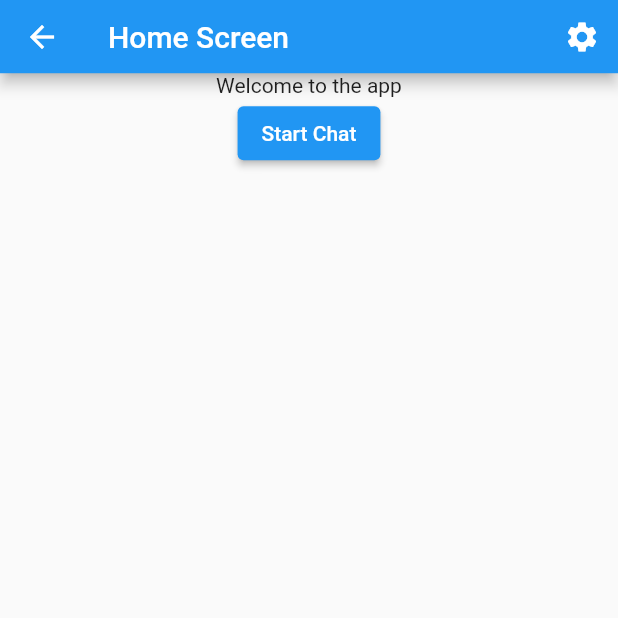
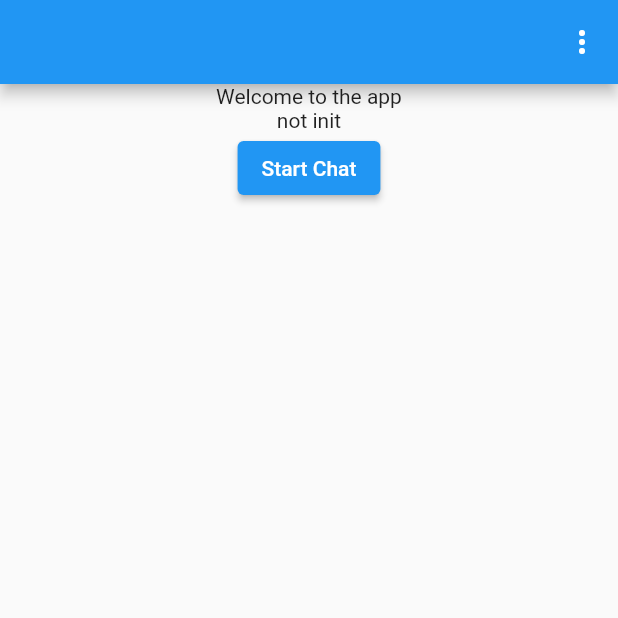
Before and after one commit to sasen98/chat_app_mobile, a Flutter app: the HomeScreen screen opened by its route, on a phone screen of 412 x 824 dp, the top half of it. Run offline on Flutter 3.47's test engine with Material 2 defaults, Android fonts, the phone set to English and light mode, and no system bars; our stand-ins replace bloc, cached_network_image, cloud_firestore, dartz, equatable, firebase_auth and 7 more; accounts and stored records are empty.

Commit message:
demo services

```diff
--- a/lib/auth/screen/signup_screen.dart
+++ b/lib/auth/screen/signup_screen.dart
@@ -26,6 +26,7 @@ class SignUpScreen extends StatelessWidget {
     if (_formKey.currentState!.validate()) {
       BlocProvider.of<AuthBloc>(ctx)
           .add(AuthSignUpEvent(email: email, password: password));
+      locator<NavigationService>().pushReplacementNamed(Routes.loginScreenRoute);
     }
   }
 
--- a/lib/home/home_screen.dart
+++ b/lib/home/home_screen.dart
@@ -1,31 +1,72 @@
 import 'package:chat_app/routes/routes.dart';
+import 'package:chat_app/services/demo_services.dart';
 import 'package:chat_app/services/locator_service.dart';
 import 'package:chat_app/services/navigation_service.dart';
 import 'package:chat_app/widgets/custom_appbar_widget.dart';
 import 'package:flutter/material.dart';
+import 'package:flutter_screenutil/flutter_screenutil.dart';
 
 class HomeScreen extends StatelessWidget {
-  const HomeScreen({super.key});
+  HomeScreen({super.key});
+  final GlobalKey<ScaffoldState> _scaffoldKey = GlobalKey();
 
   @override
   Widget build(BuildContext context) {
     return Scaffold(
-      appBar: const CustomAppbarWidget(
-        title: 'Home Screen',
+      appBar: AppBar(
+        automaticallyImplyLeading: false,
+        actions: [
+          IconButton(
+            onPressed: () {
+              if (_scaffoldKey.currentState!.isEndDrawerOpen) {
+                _scaffoldKey.currentState!.closeEndDrawer();
+              } else {
+                _scaffoldKey.currentState!.openEndDrawer();
+              }
+            },
+            icon: Icon(
+              Icons.more_vert,
+            ),
+          )
+        ],
+      ),
+      // const CustomAppbarWidget(
 
+      //   title: 'Home Screen',
+      // ),
+      body: GestureDetector(
+        onHorizontalDragStart: (details) {
+          if (_scaffoldKey.currentState!.isDrawerOpen == false) {
+            _scaffoldKey.currentState!.openDrawer();
+          } else {
+            _scaffoldKey.currentState!.openEndDrawer();
+          }
+        },
+        child: Scaffold(
+            key: _scaffoldKey,
+            drawer: Drawer(
+              child: Text('Drawer'),
+            ),
+            endDrawer: Drawer(
+              width: 0.8.sw,
+              backgroundColor: Colors.red,
+              child: Text('EndDrawer'),
             ),
             body: Center(
               child: Column(
                 children: [
                   const Text('Welcome to the app'),
+                  Text(locator<DemoServices>().returnData()),
                   ElevatedButton(
                     onPressed: () {
                       locator<NavigationService>()
                           .navigateTo(Routes.chatListScreenRoute);
                     },
-                child: const Text('Start Chat'))
+                    child: const Text('Start Chat'),
+                  ),
                 ],
               ),
+            )),
       ),
     );
   }
--- a/lib/main.dart
+++ b/lib/main.dart
@@ -2,6 +2,7 @@ import 'package:chat_app/auth/auth_bloc/auth_bloc.dart';
 import 'package:chat_app/constants/auth_constants.dart';
 import 'package:chat_app/routes/route_generator.dart';
 import 'package:chat_app/routes/routes.dart';
+import 'package:chat_app/services/demo_services.dart';
 import 'package:chat_app/services/locator_service.dart';
 import 'package:chat_app/services/navigation_service.dart';
 import 'package:chat_app/services/shared_prefs_services.dart';
@@ -15,6 +16,7 @@ Future<void> main() async {
   setUpLpcator();
   await Firebase.initializeApp();
   // SharedPrefsServices().init();
+  DemoServices().initValue();
   runApp(const MyApp());
 }
 
--- a/lib/routes/route_generator.dart
+++ b/lib/routes/route_generator.dart
@@ -18,7 +18,7 @@ class RouteGenerator {
       case Routes.signUpScreenRoute:
         return MaterialPageRoute(builder: (context) => SignUpScreen());
       case Routes.homeScreenRoute:
-        return MaterialPageRoute(builder: (context) => const HomeScreen());
+        return MaterialPageRoute(builder: (context) => HomeScreen());
       case Routes.settingsScreenRoute:
         return MaterialPageRoute(builder: (context) => const SettingsScreen());
       case Routes.chatListScreenRoute:
--- /dev/null
+++ b/lib/services/demo_services.dart
@@ -0,0 +1,14 @@
+class DemoServices {
+  String a = 'not init';
+  DemoServices();
+  // {
+  //   initValue();
+  // }
+  void initValue() {
+    a = "init";
+  }
+
+  String returnData() {
+    return a;
+  }
+}
--- a/lib/services/locator_service.dart
+++ b/lib/services/locator_service.dart
@@ -1,3 +1,4 @@
+import 'package:chat_app/services/demo_services.dart';
 import 'package:chat_app/services/navigation_service.dart';
 import 'package:chat_app/services/shared_prefs_services.dart';
 import 'package:get_it/get_it.dart';
@@ -6,4 +7,5 @@ final locator = GetIt.instance;
 void setUpLpcator() {
   locator.registerSingleton<NavigationService>(NavigationService());
   locator.registerSingleton<SharedPrefsServices>(SharedPrefsServices());
+  locator.registerSingleton<DemoServices>(DemoServices());
 }
```
Lines whose indentation alone changed are shown as unchanged.
